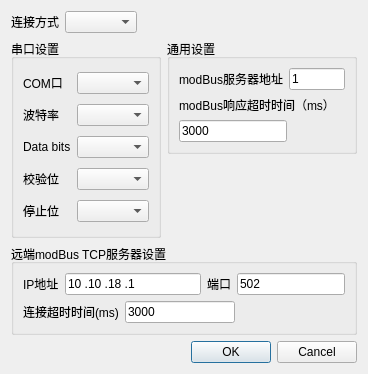
Above: hv_connsettings.ui from curious-heart/X-exposer-tool before the change. Below: the same form after it.
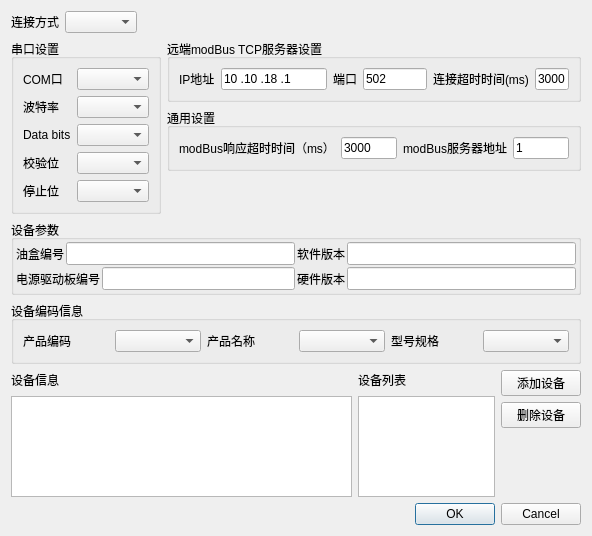
That is the form after the change.

Commit message: move device info (sw version, pdt code...) from test-parameter-settings dlg to hv-conn-settings dlg.

The edit to the form file:
```diff
--- a/hv_connsettings.ui
+++ b/hv_connsettings.ui
@@ -6,14 +6,20 @@
    <rect>
     <x>0</x>
     <y>0</y>
-    <width>368</width>
-    <height>374</height>
+    <width>592</width>
+    <height>536</height>
    </rect>
   </property>
+  <property name="sizePolicy">
+   <sizepolicy hsizetype="Preferred" vsizetype="Preferred">
+    <horstretch>0</horstretch>
+    <verstretch>0</verstretch>
+   </sizepolicy>
+  </property>
   <property name="windowTitle">
    <string>Dialog</string>
   </property>
-  <layout class="QVBoxLayout" name="verticalLayout_5">
+  <layout class="QVBoxLayout" name="verticalLayout_6">
    <item>
     <layout class="QHBoxLayout" name="horizontalLayout_5">
      <item>
@@ -48,6 +54,12 @@
        <property name="enabled">
         <bool>true</bool>
        </property>
+       <property name="sizePolicy">
+        <sizepolicy hsizetype="Preferred" vsizetype="Fixed">
+         <horstretch>0</horstretch>
+         <verstretch>0</verstretch>
+        </sizepolicy>
+       </property>
        <property name="title">
         <string>串口设置</string>
        </property>
@@ -116,13 +128,143 @@
       </widget>
      </item>
      <item>
-      <layout class="QVBoxLayout" name="verticalLayout_4">
+      <layout class="QVBoxLayout" name="verticalLayout_3">
+       <item>
+        <widget class="QGroupBox" name="tcpipGroupBox">
+         <property name="sizePolicy">
+          <sizepolicy hsizetype="Preferred" vsizetype="Fixed">
+           <horstretch>0</horstretch>
+           <verstretch>0</verstretch>
+          </sizepolicy>
+         </property>
+         <property name="title">
+          <string>远端modBus TCP服务器设置</string>
+         </property>
+         <layout class="QVBoxLayout" name="verticalLayout_2">
+          <item>
+           <layout class="QHBoxLayout" name="horizontalLayout_7">
+            <item>
+             <layout class="QHBoxLayout" name="horizontalLayout">
+              <item>
+               <widget class="QLabel" name="srvrIPLbl">
+                <property name="text">
+                 <string>IP地址</string>
+                </property>
+               </widget>
+              </item>
+              <item>
+               <widget class="QLineEdit" name="srvrIPEdit">
+                <property name="sizePolicy">
+                 <sizepolicy hsizetype="MinimumExpanding" vsizetype="Fixed">
+                  <horstretch>0</horstretch>
+                  <verstretch>0</verstretch>
+                 </sizepolicy>
+                </property>
+                <property name="minimumSize">
+                 <size>
+                  <width>106</width>
+                  <height>0</height>
+                 </size>
+                </property>
+                <property name="inputMask">
+                 <string>000.000.000.000</string>
+                </property>
+                <property name="text">
+                 <string>10.10.18.1</string>
+                </property>
+               </widget>
+              </item>
+             </layout>
+            </item>
+            <item>
+             <layout class="QHBoxLayout" name="horizontalLayout_2">
+              <item>
+               <widget class="QLabel" name="srvrPortLbl">
+                <property name="text">
+                 <string>端口</string>
+                </property>
+               </widget>
+              </item>
+              <item>
+               <widget class="QLineEdit" name="srvrPortEdit">
+                <property name="sizePolicy">
+                 <sizepolicy hsizetype="Preferred" vsizetype="Fixed">
+                  <horstretch>0</horstretch>
+                  <verstretch>0</verstretch>
+                 </sizepolicy>
+                </property>
+                <property name="minimumSize">
+                 <size>
+                  <width>64</width>
+                  <height>0</height>
+                 </size>
+                </property>
+                <property name="text">
+                 <string>502</string>
+                </property>
+               </widget>
+              </item>
+             </layout>
+            </item>
+            <item>
+             <layout class="QHBoxLayout" name="horizontalLayout_3">
+              <item>
+               <widget class="QLabel" name="connSrvrTimeoutLbl">
+                <property name="text">
+                 <string>连接超时时间(ms)</string>
+                </property>
+               </widget>
+              </item>
+              <item>
+               <widget class="QLineEdit" name="connSrvrTimeoutEdit">
+                <property name="text">
+                 <string>3000</string>
+                </property>
+               </widget>
+              </item>
+             </layout>
+            </item>
+           </layout>
+          </item>
+         </layout>
+        </widget>
+       </item>
        <item>
         <widget class="QGroupBox" name="groupBox">
+         <property name="sizePolicy">
+          <sizepolicy hsizetype="Preferred" vsizetype="Fixed">
+           <horstretch>0</horstretch>
+           <verstretch>0</verstretch>
+          </sizepolicy>
+         </property>
          <property name="title">
           <string>通用设置</string>
          </property>
-         <layout class="QVBoxLayout" name="verticalLayout_3">
+         <layout class="QHBoxLayout" name="horizontalLayout_13">
+          <item>
+           <layout class="QHBoxLayout" name="horizontalLayout_4">
+            <item>
+             <widget class="QLabel" name="modBusRespTimeoutLbl">
+              <property name="text">
+               <string>modBus响应超时时间（ms）</string>
+              </property>
+             </widget>
+            </item>
+            <item>
+             <widget class="QLineEdit" name="modBusRespTimeoutEdit">
+              <property name="sizePolicy">
+               <sizepolicy hsizetype="Preferred" vsizetype="Fixed">
+                <horstretch>0</horstretch>
+                <verstretch>0</verstretch>
+               </sizepolicy>
+              </property>
+              <property name="text">
+               <string>3000</string>
+              </property>
+             </widget>
+            </item>
+           </layout>
+          </item>
           <item>
            <layout class="QHBoxLayout" name="horizontalLayout_6">
             <item>
@@ -151,63 +293,312 @@
               </property>
              </widget>
             </item>
-            <item>
-             <spacer name="horizontalSpacer_3">
-              <property name="orientation">
-               <enum>Qt::Horizontal</enum>
-              </property>
-              <property name="sizeHint" stdset="0">
-               <size>
-                <width>40</width>
-                <height>20</height>
-               </size>
-              </property>
-             </spacer>
-            </item>
-           </layout>
-          </item>
-          <item>
-           <layout class="QVBoxLayout" name="verticalLayout">
-            <item>
-             <widget class="QLabel" name="modBusRespTimeoutLbl">
-              <property name="text">
-               <string>modBus响应超时时间（ms）</string>
-              </property>
-             </widget>
-            </item>
-            <item>
-             <layout class="QHBoxLayout" name="horizontalLayout_4">
-              <item>
-               <widget class="QLineEdit" name="modBusRespTimeoutEdit">
-                <property name="sizePolicy">
-                 <sizepolicy hsizetype="Preferred" vsizetype="Fixed">
-                  <horstretch>0</horstretch>
-                  <verstretch>0</verstretch>
-                 </sizepolicy>
-                </property>
-                <property name="text">
-                 <string>3000</string>
-                </property>
-               </widget>
-              </item>
-              <item>
-               <spacer name="horizontalSpacer_2">
-                <property name="orientation">
-                 <enum>Qt::Horizontal</enum>
-                </property>
-                <property name="sizeHint" stdset="0">
-                 <size>
-                  <width>40</width>
-                  <height>20</height>
-                 </size>
-                </property>
-               </spacer>
-              </item>
-             </layout>
-            </item>
            </layout>
           </item>
          </layout>
+        </widget>
+       </item>
+       <item>
+        <spacer name="verticalSpacer_2">
+         <property name="orientation">
+          <enum>Qt::Vertical</enum>
+         </property>
+         <property name="sizeHint" stdset="0">
+          <size>
+           <width>20</width>
+           <height>40</height>
+          </size>
+         </property>
+        </spacer>
+       </item>
+      </layout>
+     </item>
+    </layout>
+   </item>
+   <item>
+    <widget class="QGroupBox" name="groupBox_2">
+     <property name="sizePolicy">
+      <sizepolicy hsizetype="Preferred" vsizetype="Fixed">
+       <horstretch>0</horstretch>
+       <verstretch>0</verstretch>
+      </sizepolicy>
+     </property>
+     <property name="minimumSize">
+      <size>
+       <width>0</width>
+       <height>0</height>
+      </size>
+     </property>
+     <property name="maximumSize">
+      <size>
+       <width>16777215</width>
+       <height>16777215</height>
+      </size>
+     </property>
+     <property name="title">
+      <string>设备参数</string>
+     </property>
+     <layout class="QGridLayout" name="gridLayout_2">
+      <property name="sizeConstraint">
+       <enum>QLayout::SetMinimumSize</enum>
+      </property>
+      <property name="leftMargin">
+       <number>2</number>
+      </property>
+      <property name="topMargin">
+       <number>2</number>
+      </property>
+      <property name="rightMargin">
+       <number>2</number>
+      </property>
+      <property name="bottomMargin">
+       <number>2</number>
+      </property>
+      <property name="spacing">
+       <number>2</number>
+      </property>
+      <item row="0" column="0">
+       <layout class="QHBoxLayout" name="horizontalLayout_9">
+        <item>
+         <widget class="QLabel" name="oilBoxNoLbl">
+          <property name="text">
+           <string>油盒编号</string>
+          </property>
+         </widget>
+        </item>
+        <item>
+         <widget class="QLineEdit" name="oilBoxNoEdit">
+          <property name="sizePolicy">
+           <sizepolicy hsizetype="Expanding" vsizetype="Fixed">
+            <horstretch>0</horstretch>
+            <verstretch>0</verstretch>
+           </sizepolicy>
+          </property>
+          <property name="minimumSize">
+           <size>
+            <width>0</width>
+            <height>23</height>
+           </size>
+          </property>
+         </widget>
+        </item>
+       </layout>
+      </item>
+      <item row="0" column="1">
+       <layout class="QHBoxLayout" name="horizontalLayout_10">
+        <item>
+         <widget class="QLabel" name="swVerStrLbl">
+          <property name="text">
+           <string>软件版本</string>
+          </property>
+         </widget>
+        </item>
+        <item>
+         <widget class="QLineEdit" name="swVerStrEdit">
+          <property name="sizePolicy">
+           <sizepolicy hsizetype="Expanding" vsizetype="Fixed">
+            <horstretch>0</horstretch>
+            <verstretch>0</verstretch>
+           </sizepolicy>
+          </property>
+          <property name="minimumSize">
+           <size>
+            <width>0</width>
+            <height>23</height>
+           </size>
+          </property>
+         </widget>
+        </item>
+       </layout>
+      </item>
+      <item row="1" column="0">
+       <layout class="QHBoxLayout" name="horizontalLayout_11">
+        <item>
+         <widget class="QLabel" name="hvCtrlBoardNoLbl">
+          <property name="text">
+           <string>电源驱动板编号</string>
+          </property>
+         </widget>
+        </item>
+        <item>
+         <widget class="QLineEdit" name="hvCtrlBoardNoEdit">
+          <property name="sizePolicy">
+           <sizepolicy hsizetype="Expanding" vsizetype="Fixed">
+            <horstretch>0</horstretch>
+            <verstretch>0</verstretch>
+           </sizepolicy>
+          </property>
+          <property name="minimumSize">
+           <size>
+            <width>0</width>
+            <height>23</height>
+           </size>
+          </property>
+         </widget>
+        </item>
+       </layout>
+      </item>
+      <item row="1" column="1">
+       <layout class="QHBoxLayout" name="horizontalLayout_12">
+        <item>
+         <widget class="QLabel" name="hwVerStrLbl">
+          <property name="text">
+           <string>硬件版本</string>
+          </property>
+         </widget>
+        </item>
+        <item>
+         <widget class="QLineEdit" name="hwVerStrEdit">
+          <property name="sizePolicy">
+           <sizepolicy hsizetype="Expanding" vsizetype="Fixed">
+            <horstretch>0</horstretch>
+            <verstretch>0</verstretch>
+           </sizepolicy>
+          </property>
+          <property name="minimumSize">
+           <size>
+            <width>0</width>
+            <height>23</height>
+           </size>
+          </property>
+         </widget>
+        </item>
+       </layout>
+      </item>
+     </layout>
+    </widget>
+   </item>
+   <item>
+    <widget class="QGroupBox" name="devCodInfoGrpBox">
+     <property name="sizePolicy">
+      <sizepolicy hsizetype="Preferred" vsizetype="Fixed">
+       <horstretch>0</horstretch>
+       <verstretch>0</verstretch>
+      </sizepolicy>
+     </property>
+     <property name="title">
+      <string>设备编码信息</string>
+     </property>
+     <layout class="QVBoxLayout" name="verticalLayout_9">
+      <item>
+       <layout class="QHBoxLayout" name="horizontalLayout_24">
+        <item>
+         <widget class="QLabel" name="pdtCodeLbl">
+          <property name="text">
+           <string>产品编码</string>
+          </property>
+         </widget>
+        </item>
+        <item>
+         <widget class="QComboBox" name="pdtCodeCBox"/>
+        </item>
+        <item>
+         <widget class="QLabel" name="pdtNameLbl">
+          <property name="text">
+           <string>产品名称</string>
+          </property>
+         </widget>
+        </item>
+        <item>
+         <widget class="QComboBox" name="pdtNameCBox"/>
+        </item>
+        <item>
+         <widget class="QLabel" name="pdtMdlLbl">
+          <property name="text">
+           <string>型号规格</string>
+          </property>
+         </widget>
+        </item>
+        <item>
+         <widget class="QComboBox" name="pdtMdlCBox"/>
+        </item>
+       </layout>
+      </item>
+     </layout>
+    </widget>
+   </item>
+   <item>
+    <layout class="QHBoxLayout" name="horizontalLayout_16" stretch="5,2,1">
+     <item>
+      <layout class="QVBoxLayout" name="verticalLayout_5">
+       <item>
+        <layout class="QHBoxLayout" name="horizontalLayout_15">
+         <item>
+          <widget class="QLabel" name="label_2">
+           <property name="text">
+            <string>设备信息</string>
+           </property>
+          </widget>
+         </item>
+         <item>
+          <spacer name="horizontalSpacer_2">
+           <property name="orientation">
+            <enum>Qt::Horizontal</enum>
+           </property>
+           <property name="sizeHint" stdset="0">
+            <size>
+             <width>40</width>
+             <height>20</height>
+            </size>
+           </property>
+          </spacer>
+         </item>
+        </layout>
+       </item>
+       <item>
+        <widget class="QTextEdit" name="devAndConnInfoTEdit">
+         <property name="readOnly">
+          <bool>true</bool>
+         </property>
+        </widget>
+       </item>
+      </layout>
+     </item>
+     <item>
+      <layout class="QVBoxLayout" name="verticalLayout_4">
+       <item>
+        <layout class="QHBoxLayout" name="horizontalLayout_14">
+         <item>
+          <widget class="QLabel" name="label">
+           <property name="text">
+            <string>设备列表</string>
+           </property>
+          </widget>
+         </item>
+         <item>
+          <spacer name="horizontalSpacer">
+           <property name="orientation">
+            <enum>Qt::Horizontal</enum>
+           </property>
+           <property name="sizeHint" stdset="0">
+            <size>
+             <width>40</width>
+             <height>20</height>
+            </size>
+           </property>
+          </spacer>
+         </item>
+        </layout>
+       </item>
+       <item>
+        <widget class="QListWidget" name="devListWidget"/>
+       </item>
+      </layout>
+     </item>
+     <item>
+      <layout class="QVBoxLayout" name="verticalLayout">
+       <item>
+        <widget class="QPushButton" name="pushButton">
+         <property name="text">
+          <string>添加设备</string>
+         </property>
+        </widget>
+       </item>
+       <item>
+        <widget class="QPushButton" name="pushButton_2">
+         <property name="text">
+          <string>删除设备</string>
+         </property>
         </widget>
        </item>
        <item>
@@ -227,113 +618,6 @@
      </item>
     </layout>
    </item>
-   <item>
-    <widget class="QGroupBox" name="tcpipGroupBox">
-     <property name="title">
-      <string>远端modBus TCP服务器设置</string>
-     </property>
-     <layout class="QVBoxLayout" name="verticalLayout_2">
-      <item>
-       <layout class="QHBoxLayout" name="horizontalLayout_7">
-        <item>
-         <layout class="QHBoxLayout" name="horizontalLayout">
-          <item>
-           <widget class="QLabel" name="srvrIPLbl">
-            <property name="text">
-             <string>IP地址</string>
-            </property>
-           </widget>
-          </item>
-          <item>
-           <widget class="QLineEdit" name="srvrIPEdit">
-            <property name="sizePolicy">
-             <sizepolicy hsizetype="MinimumExpanding" vsizetype="Fixed">
-              <horstretch>0</horstretch>
-              <verstretch>0</verstretch>
-             </sizepolicy>
-            </property>
-            <property name="minimumSize">
-             <size>
-              <width>106</width>
-              <height>0</height>
-             </size>
-            </property>
-            <property name="inputMask">
-             <string>000.000.000.000</string>
-            </property>
-            <property name="text">
-             <string>10.10.18.1</string>
-            </property>
-           </widget>
-          </item>
-         </layout>
-        </item>
-        <item>
-         <layout class="QHBoxLayout" name="horizontalLayout_2">
-          <item>
-           <widget class="QLabel" name="srvrPortLbl">
-            <property name="text">
-             <string>端口</string>
-            </property>
-           </widget>
-          </item>
-          <item>
-           <widget class="QLineEdit" name="srvrPortEdit">
-            <property name="sizePolicy">
-             <sizepolicy hsizetype="Preferred" vsizetype="Fixed">
-              <horstretch>0</horstretch>
-              <verstretch>0</verstretch>
-             </sizepolicy>
-            </property>
-            <property name="minimumSize">
-             <size>
-              <width>64</width>
-              <height>0</height>
-             </size>
-            </property>
-            <property name="text">
-             <string>502</string>
-            </property>
-           </widget>
-          </item>
-         </layout>
-        </item>
-       </layout>
-      </item>
-      <item>
-       <layout class="QHBoxLayout" name="horizontalLayout_3">
-        <item>
-         <widget class="QLabel" name="connSrvrTimeoutLbl">
-          <property name="text">
-           <string>连接超时时间(ms)</string>
-          </property>
-         </widget>
-        </item>
-        <item>
-         <widget class="QLineEdit" name="connSrvrTimeoutEdit">
-          <property name="text">
-           <string>3000</string>
-          </property>
-         </widget>
-        </item>
-        <item>
-         <spacer name="horizontalSpacer">
-          <property name="orientation">
-           <enum>Qt::Horizontal</enum>
-          </property>
-          <property name="sizeHint" stdset="0">
-           <size>
-            <width>40</width>
-            <height>20</height>
-           </size>
-          </property>
-         </spacer>
-        </item>
-       </layout>
-      </item>
-     </layout>
-    </widget>
-   </item>
    <item>
     <widget class="QDialogButtonBox" name="buttonBox">
      <property name="orientation">
```
The commit also changes 8 other files.
